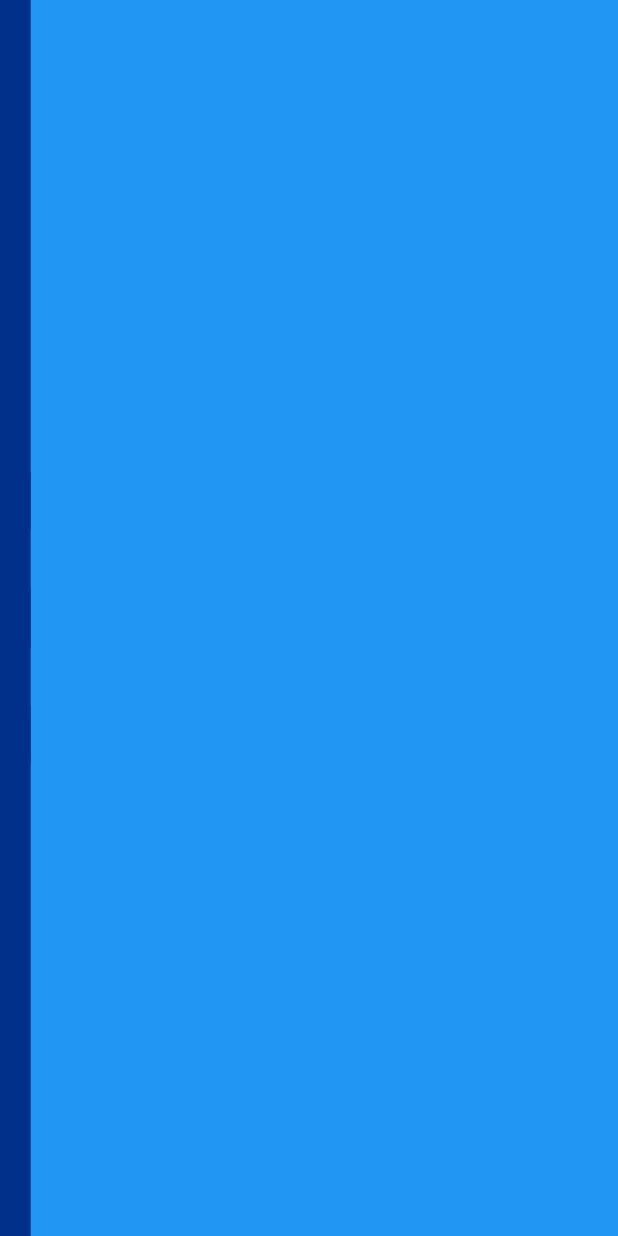
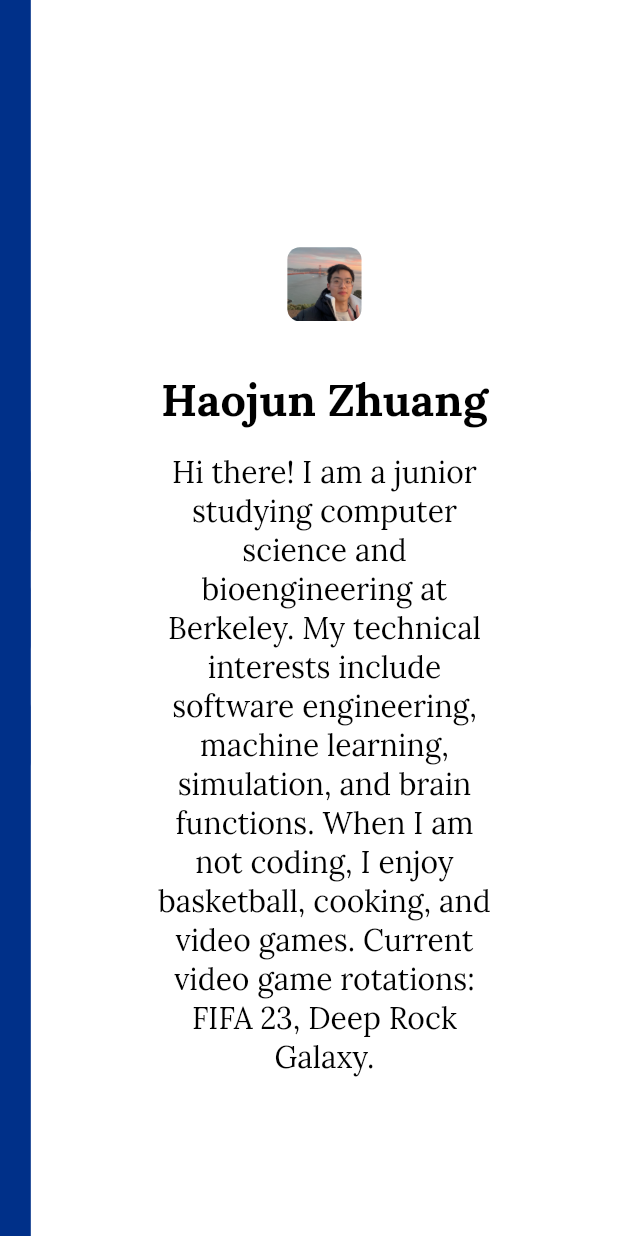
Before and after one commit to haojunzhuang/haojun, a Flutter app: the screen it shows after launch, on a phone screen of 412 x 824 dp. Run offline on Flutter 3.47's test engine with Material 2 defaults, Android fonts, the phone set to English and light mode, and no system bars; our stand-ins replace google_fonts, simple_gradient_text, syncfusion_flutter_charts.

Commit message:
add myself page

```diff
--- a/lib/globals.dart
+++ b/lib/globals.dart
@@ -25,6 +25,22 @@ TextStyle title3 = GoogleFonts.lora(
     fontSize: 25,
     fontWeight: FontWeight.bold,
     color: Colors.black,
+  ),
+);
+
+TextStyle title3White = GoogleFonts.lora(
+  textStyle: const TextStyle(
+    fontSize: 25,
+    fontWeight: FontWeight.bold,
+    color: Colors.white,
+  ),
+);
+
+TextStyle title4White = GoogleFonts.lora(
+  textStyle: const TextStyle(
+    fontSize: 18,
+    fontWeight: FontWeight.bold,
+    color: Colors.white,
   ),
 );
 
--- a/lib/home/home_page.dart
+++ b/lib/home/home_page.dart
@@ -1,6 +1,7 @@
 import 'package:flutter/material.dart';
 import 'package:me/globals.dart';
 import 'package:me/home/home_page_provider.dart';
+import 'package:me/home/myself/myself.dart';
 import 'package:me/showcase/showcase_page.dart';
 import 'package:provider/provider.dart';
 
@@ -19,9 +20,7 @@ class HomePage extends StatelessWidget {
             child: IndexedStack(
               index: provider.pageIndex,
               children: [
-                Container(
-                  color: Colors.blue,
-                ),
+                const MyselfPage(),
                 const ShowcasePage(),
                 Container(
                   color: Colors.green,
@@ -72,19 +71,19 @@ class _NavigationDrawerState extends State<NavigationDrawer> {
             children: [
               NavigationLink(
                   text: 'Home',
-                  icon: Icons.home,
+                  icon: Icons.person_4_outlined,
                   showText: provider.showText,
                   drawerCollapseWidth: drawerCollapseWidth,
                   index: 0),
               NavigationLink(
-                  text: 'About',
-                  icon: Icons.info,
+                  text: 'Projects',
+                  icon: Icons.code_outlined,
                   showText: provider.showText,
                   drawerCollapseWidth: drawerCollapseWidth,
                   index: 1),
               NavigationLink(
-                text: 'Contact',
-                icon: Icons.contact_mail,
+                text: 'Links',
+                icon: Icons.link_outlined,
                 showText: provider.showText,
                 drawerCollapseWidth: drawerCollapseWidth,
                 index: 2,
@@ -137,10 +136,7 @@ class NavigationLink extends StatelessWidget {
                 Icon(icon, color: Colors.white, size: iconSize),
                 showText ? const SizedBox(width: 20) : const SizedBox.shrink(),
                 showText
-                    ? Text(
-                        text,
-                        style: const TextStyle(color: Colors.white),
-                      )
+                    ? Text(text, style: title4White)
                     : const SizedBox.shrink(),
               ],
             )),
--- /dev/null
+++ b/lib/home/myself/myself.dart
@@ -0,0 +1,44 @@
+import 'package:flutter/material.dart';
+import 'package:me/globals.dart';
+
+class MyselfPage extends StatelessWidget {
+  const MyselfPage({super.key});
+
+  @override
+  Widget build(BuildContext context) {
+    Size size = MediaQuery.of(context).size;
+
+    return Container(
+      color: Colors.white,
+      padding: EdgeInsets.fromLTRB(
+          size.width * 0.2, size.height * 0.2, size.width * 0.2, 0),
+      child: Column(
+        children: [
+          // const CircleAvatar(
+          //   radius: 50,
+          //   backgroundImage: AssetImage('assets/images/myself.jpeg'),
+          // ),
+          Container(
+            width: size.width * 0.12,
+            height: size.width * 0.12,
+            decoration: BoxDecoration(
+              borderRadius: BorderRadius.circular(size.width * 0.02),
+              image: DecorationImage(
+                image: AssetImage('assets/images/myself2.jpeg'),
+                fit: BoxFit.fill,
+              ),
+            ),
+          ),
+          SizedBox(height: size.height * 0.04),
+          Text('Haojun Zhuang', style: title2),
+          SizedBox(height: size.height * 0.02),
+          Text(
+            'Hi there! I am a junior studying computer science and bioengineering at Berkeley. My technical interests include software engineering, machine learning, simulation, and brain functions. When I am not coding, I enjoy basketball, cooking, and video games. Current video game rotations: FIFA 23, Deep Rock Galaxy.',
+            style: body,
+            textAlign: TextAlign.center,
+          ),
+        ],
+      ),
+    );
+  }
+}
```
Also changed, not shown: assets/images/myself.jpeg (added), assets/images/myself2.jpeg (added).
